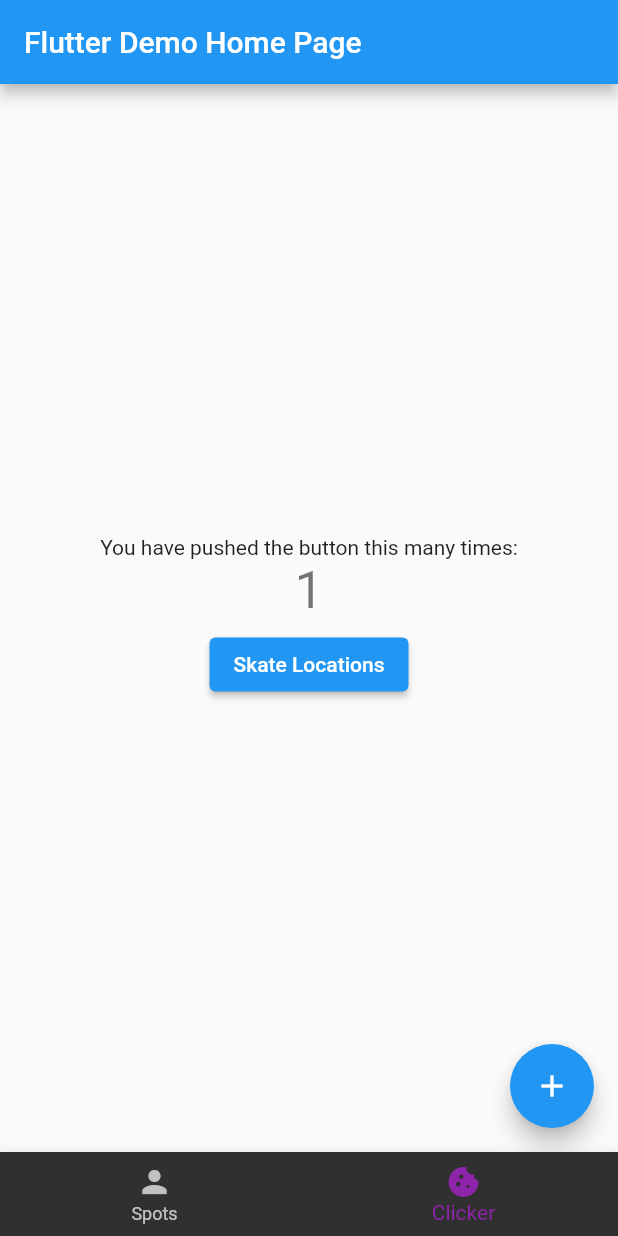
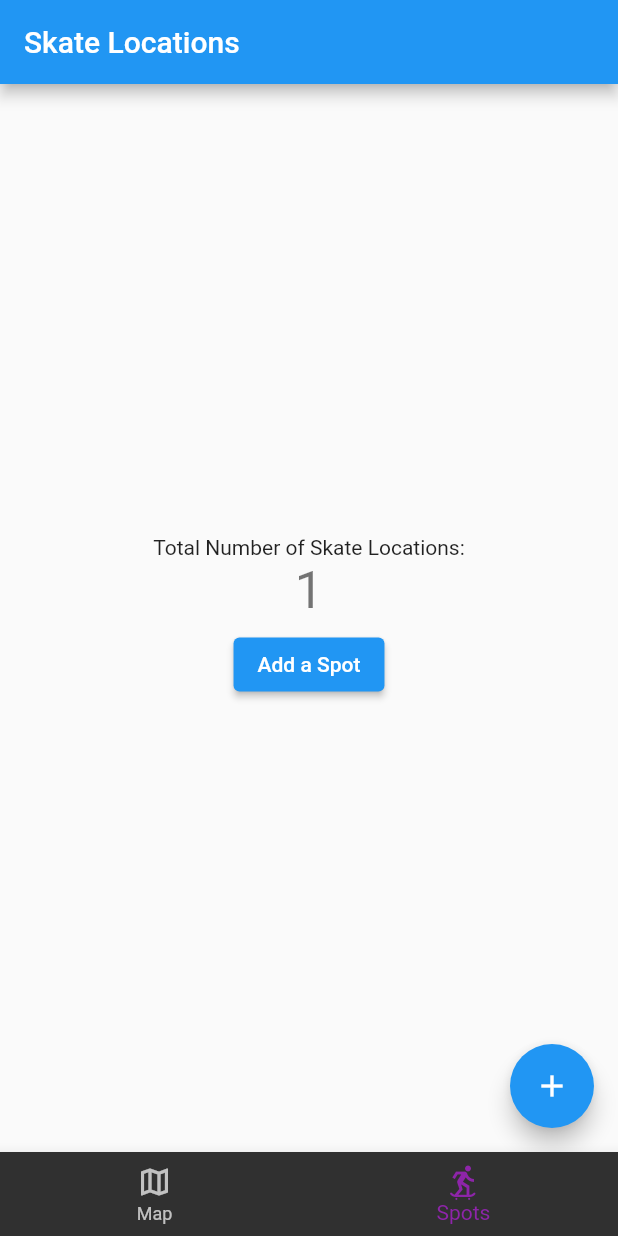
Before and after one commit to sj0726/SkateRight, a Flutter app: the screen it shows after launch, item 2 of the bottom bar chosen, after a tap on the "add" icon, on a phone screen of 412 x 824 dp. Run offline on Flutter 3.47's test engine with Material 2 defaults, Android fonts, the phone set to English and light mode, and no system bars; our stand-ins replace firebase_core, firebase_database, google_maps_flutter; accounts and stored records are empty; statements that could not run were skipped.

Commit message:
fixed labels

```diff
--- a/skateright_flutter/lib/cookie_clicker.dart
+++ b/skateright_flutter/lib/cookie_clicker.dart
@@ -22,7 +22,7 @@ class ClickerPage extends StatelessWidget {
       theme: ThemeData(
         primarySwatch: Colors.blue,
       ),
-      home: const MyHomePage(title: 'Flutter Demo Home Page'),
+      home: const MyHomePage(title: 'Skate Locations'),
     );
   }
 }
@@ -39,11 +39,12 @@ class _MyHomePageState extends State<MyHomePage> {
   int _counter = 0;
 
   void _incrementCounter() {
-    DatabaseReference _testRef = FirebaseDatabase.instance.ref().child("test");
+    DatabaseReference _testRef =
+        FirebaseDatabase.instance.ref().child("SkateLocation");
     setState(() {
       _counter++;
     });
-    _testRef.set("Numbers clicked: $_counter");
+    _testRef.set("Count: $_counter");
   }
 
   @override
@@ -57,7 +58,7 @@ class _MyHomePageState extends State<MyHomePage> {
           mainAxisAlignment: MainAxisAlignment.center,
           children: <Widget>[
             const Text(
-              'You have pushed the button this many times:',
+              'Total Number of Skate Locations:',
             ),
             Text(
               '$_counter',
@@ -72,7 +73,7 @@ class _MyHomePageState extends State<MyHomePage> {
                 Navigator.push(context,
                     MaterialPageRoute(builder: (context) => SkateLocation()));
               },
-              child: const Text("Skate Locations"),
+              child: const Text("Add a Spot"),
             )
           ],
         ),
--- a/skateright_flutter/lib/main_screen.dart
+++ b/skateright_flutter/lib/main_screen.dart
@@ -40,9 +40,9 @@ class _MainScreenState extends State<MainScreen> {
                     onTap: _onNavigationTap,
                     items: const <BottomNavigationBarItem>[
                       BottomNavigationBarItem(
-                          icon: Icon(Icons.person), label: 'Spots'),
+                          icon: Icon(Icons.map_outlined), label: 'Map'),
                       BottomNavigationBarItem(
-                          icon: Icon(Icons.cookie), label: 'Clicker'),
+                          icon: Icon(Icons.skateboarding), label: 'Spots'),
                     ],
                   ),
                 );
```
Also changed, not shown: 1 other file.
